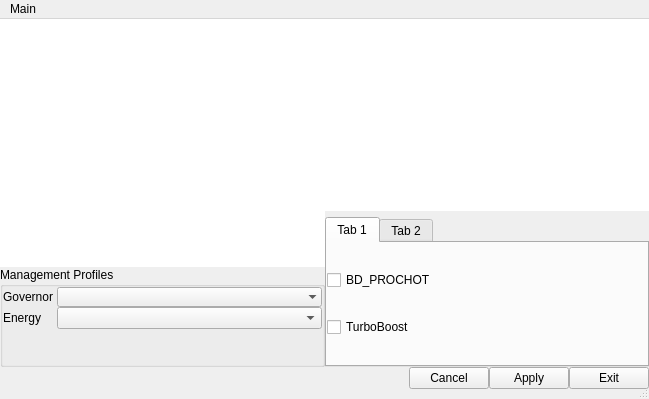
Above: iface/qt5/Main.ui from hoefkensj/corectl before the change. Below: the same form after it.
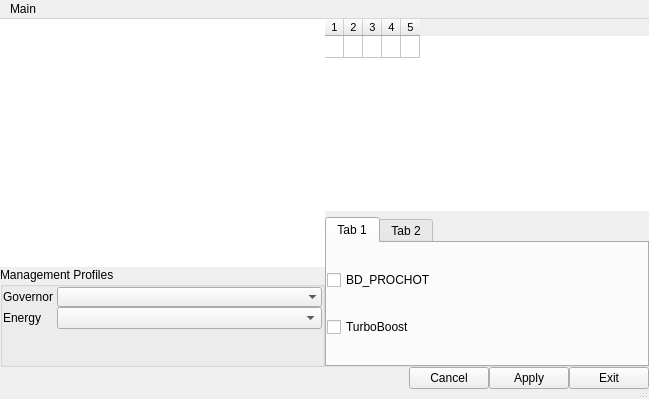
That is the form after the change.

What changed in the file:
```diff
--- a/iface/qt5/Main.ui
+++ b/iface/qt5/Main.ui
@@ -324,6 +324,11 @@
              <height>20</height>
             </size>
            </property>
+           <property name="font">
+            <font>
+             <pointsize>8</pointsize>
+            </font>
+           </property>
            <property name="frameShape">
             <enum>QFrame::NoFrame</enum>
            </property>
@@ -345,10 +350,16 @@
            <property name="wordWrap">
             <bool>false</bool>
            </property>
+           <property name="rowCount">
+            <number>1</number>
+           </property>
            <property name="columnCount">
             <number>5</number>
            </property>
            <attribute name="horizontalHeaderVisible">
+            <bool>true</bool>
+           </attribute>
+           <attribute name="horizontalHeaderCascadingSectionResizes">
             <bool>false</bool>
            </attribute>
            <attribute name="horizontalHeaderMinimumSectionSize">
@@ -360,6 +371,10 @@
            <attribute name="verticalHeaderVisible">
             <bool>false</bool>
            </attribute>
+           <attribute name="verticalHeaderDefaultSectionSize">
+            <number>22</number>
+           </attribute>
+           <row/>
            <column/>
            <column/>
            <column/>
```
Left out of the diff: 11 changed lines with no effect on the pictures.
